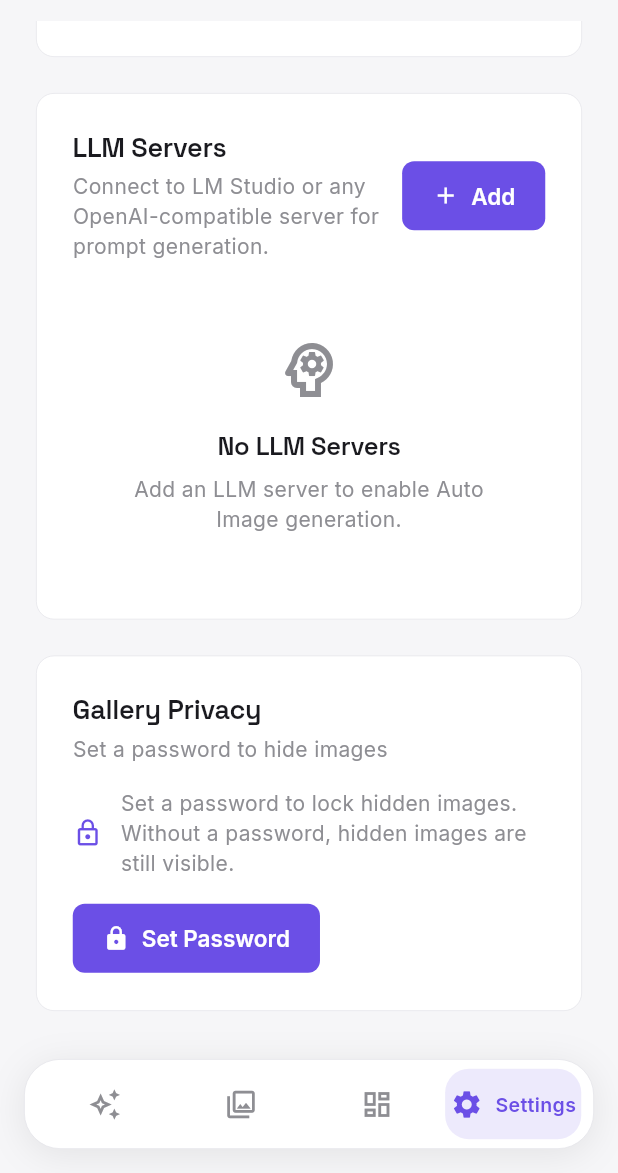
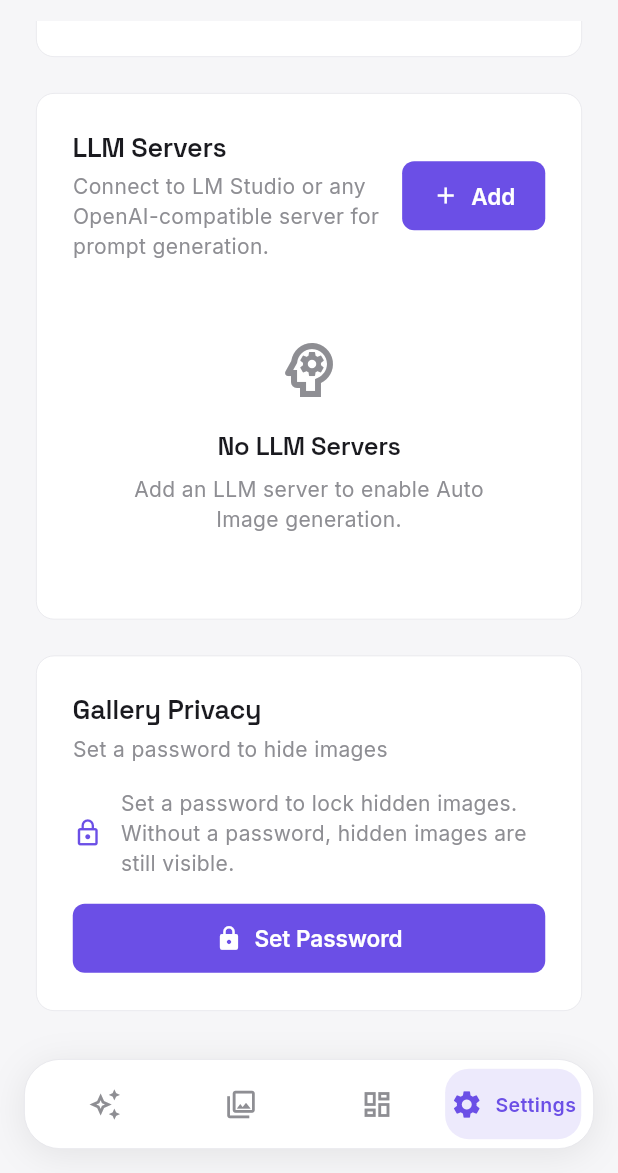
Before and after one commit to justacalico/vidlatte-flutter, a Flutter app: the SettingsPage screen opened by its route, scrolled down 514 dp, on a phone screen of 412 x 824 dp, the part 63-1236 px from its top. Run offline on Flutter 3.47's test engine with Material 3 defaults, Android fonts, the phone set to English and light mode, and no system bars; our stand-ins replace dio, equatable, flutter_bloc, go_router, google_fonts, hive_flutter and 1 more; accounts and stored records are empty.

Commit message:
misc: 设置密码按钮占满宽度

```diff
--- a/lib/presentation/pages/settings/settings_page.dart
+++ b/lib/presentation/pages/settings/settings_page.dart
@@ -951,10 +951,12 @@ class _GalleryPrivacySection extends StatelessWidget {
             const SizedBox(height: ThemeConstants.spacingMedium),
             Row(
               children: [
-                FilledButton.icon(
-                  onPressed: () => _showPasswordDialog(context, state.settings.galleryPassword),
-                  icon: Icon(hasPassword ? Icons.edit : Icons.lock),
-                  label: Text(hasPassword ? 'Change Password' : 'Set Password'),
+                Expanded(
+                  child: FilledButton.icon(
+                    onPressed: () => _showPasswordDialog(context, state.settings.galleryPassword),
+                    icon: Icon(hasPassword ? Icons.edit : Icons.lock),
+                    label: Text(hasPassword ? 'Change Password' : 'Set Password'),
+                  ),
                 ),
                 if (hasPassword) ...[
                   const SizedBox(width: ThemeConstants.spacingSmall),
```
